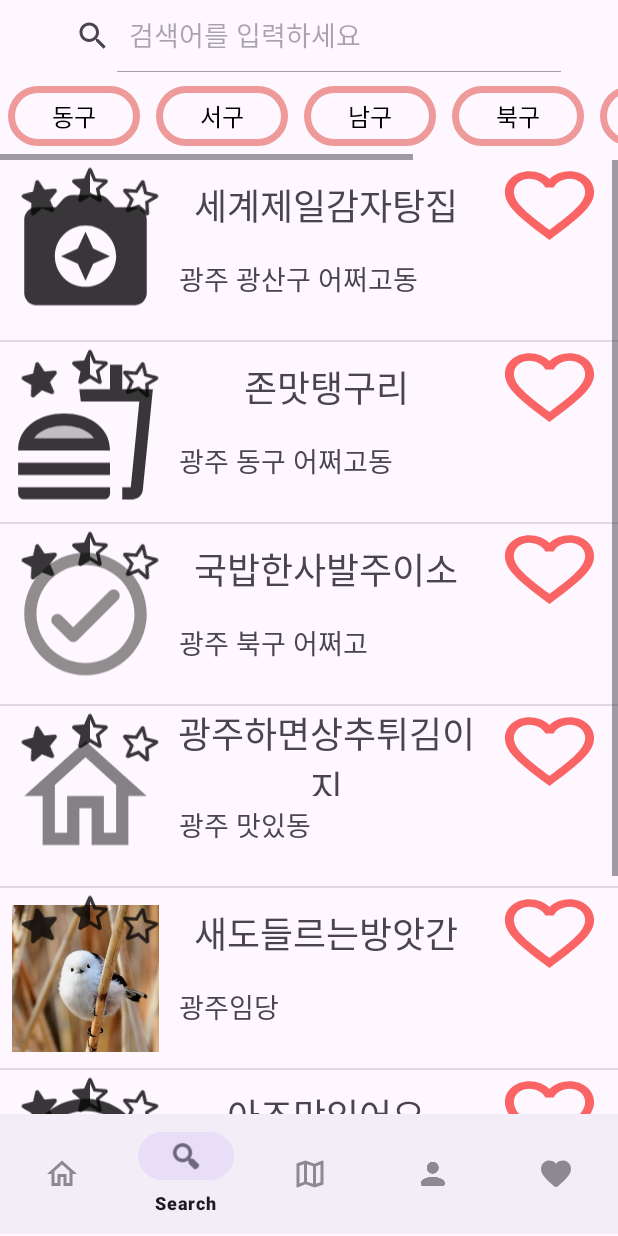
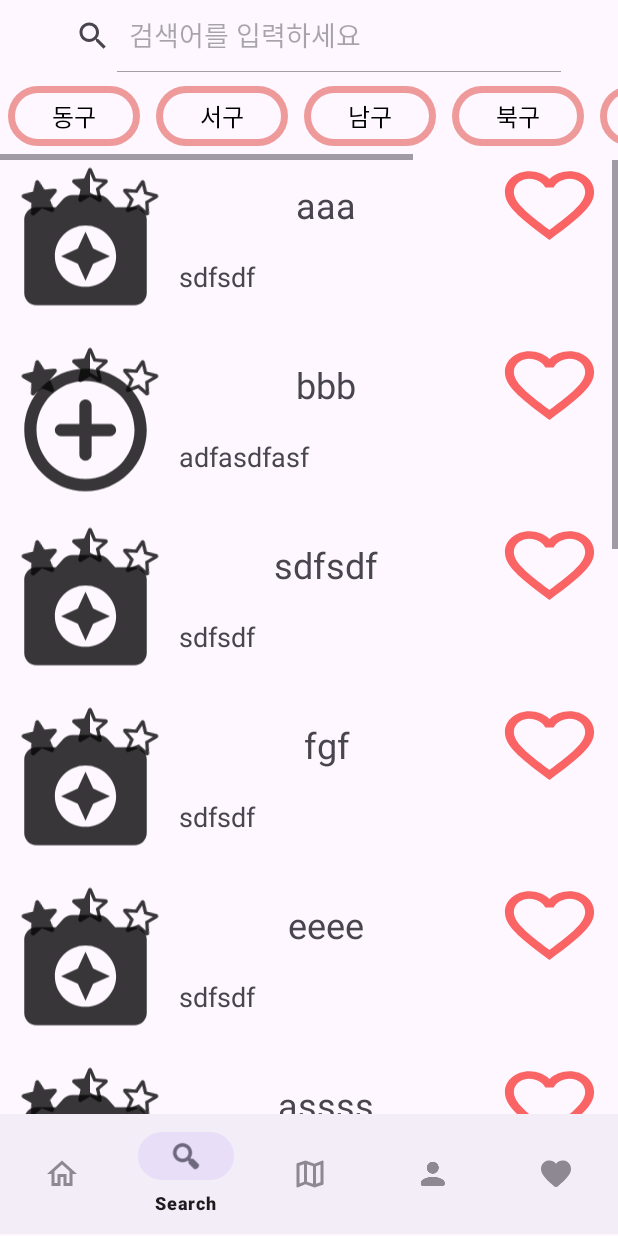
Before and after one commit to HirosiUko/WeSeek.App, an Android app: the screen it shows after launch (MainActivity), item 2 of the bottom bar chosen, on a phone screen of 412 x 824 dp. Run offline under Robolectric (Android 15) with nearby library versions, the phone set to English and light mode, and no system bars; our stand-ins replace Volley.

Commit message:
page2 -> 리스트뷰에서 리사이클러뷰로 변경 서치뷰 적용 (제목, 주소 검색 가능)

```diff
--- a/app/src/main/java/com/weseekapp/Page2Activity.java
+++ b/app/src/main/java/com/weseekapp/Page2Activity.java
@@ -2,101 +2,110 @@ package com.weseekapp;
 
 import android.content.Context;
 import android.os.Bundle;
+import android.text.TextUtils;
 import android.view.LayoutInflater;
 import android.view.View;
 import android.view.ViewGroup;
 import android.view.animation.Animation;
 import android.view.animation.BounceInterpolator;
 import android.view.animation.ScaleAnimation;
+import android.widget.AdapterView;
+import android.widget.ArrayAdapter;
 import android.widget.CompoundButton;
 import android.widget.ListView;
+import android.widget.SearchView;
 import android.widget.Toast;
 
 import androidx.annotation.NonNull;
 import androidx.annotation.Nullable;
+
 import androidx.core.content.ContextCompat;
 import androidx.fragment.app.Fragment;
 import androidx.recyclerview.widget.LinearLayoutManager;
 import androidx.recyclerview.widget.RecyclerView;
 
 import java.util.ArrayList;
+import java.util.List;
 
 public class Page2Activity extends Fragment {
 
-    private ListView page_listView;
-    private page2Adapter adapter = new page2Adapter();
 
-    private ScaleAnimation scaleAnimation;
-    private BounceInterpolator bounceInterpolator;
-    private CompoundButton button_favoite_page2;
+    private RecyclerView page2_recyclerView;
+    private Page2Adapter page2Adapter;
+    private SearchView searchView_page2;
 
-
-
+    private ArrayList<Page2VO> arrayList;
 
     @Nullable
     @Override
     public View onCreateView(@NonNull LayoutInflater inflater, @Nullable ViewGroup container, @Nullable Bundle savedInstanceState) {
         View view = inflater.inflate(R.layout.page2, container, false);
 
+        searchView_page2 = (SearchView) view.findViewById(R.id.searchView_page2);
+        searchView_page2.clearFocus();
+
+        searchView_page2.setOnQueryTextListener(new SearchView.OnQueryTextListener() {
+            @Override
+            public boolean onQueryTextSubmit(String query) {
+                return false;
+            }
+
+            @Override
+            public boolean onQueryTextChange(String newText) {
+                filterList(newText);
+                return true;
+            }
+        });
 
 
+        page2_recyclerView = (RecyclerView) view.findViewById(R.id.page2_recyclerView);
+        page2_recyclerView.setLayoutManager(new LinearLayoutManager(getActivity().getApplicationContext(),
+                RecyclerView.VERTICAL, false));
 
 
+        arrayList = new ArrayList<>();
+        page2Adapter = new Page2Adapter();
 
+        page2Adapter.addItem(new Page2VO(R.drawable.ic_action_camera,"aaa","sdfsdf"));
+        page2Adapter.addItem(new Page2VO(R.drawable.ic_action_detail,"bbb","adfasdfasf"));
+        page2Adapter.addItem(new Page2VO(R.drawable.ic_action_camera,"sdfsdf","sdfsdf"));
+        page2Adapter.addItem(new Page2VO(R.drawable.ic_action_camera,"fgf","sdfsdf"));
+        page2Adapter.addItem(new Page2VO(R.drawable.ic_action_camera,"eeee","sdfsdf"));
+        page2Adapter.addItem(new Page2VO(R.drawable.ic_action_camera,"assss","sdfsdf"));
+        page2Adapter.addItem(new Page2VO(R.drawable.ic_action_camera,"ww","sdfsdf"));
+        page2Adapter.addItem(new Page2VO(R.drawable.ic_action_camera,"yyyyy","sdfsdf"));
+        page2Adapter.addItem(new Page2VO(R.drawable.ic_action_camera,"nnnnn","sdfsdf"));
+        page2Adapter.addItem(new Page2VO(R.drawable.ic_action_camera,"111","sdfsdf"));
+        page2Adapter.addItem(new Page2VO(R.drawable.ic_action_camera,"aaaaaa","sdfsdf"));
+        page2Adapter.addItem(new Page2VO(R.drawable.ic_action_camera,"pppppp","sdfsdf"));
+        page2Adapter.addItem(new Page2VO(R.drawable.ic_action_camera,"jjjjj","sdfsdf"));
 
-        page_listView = (ListView) view.findViewById(R.id.page2_listView);
-        adapter.addItem(ContextCompat.getDrawable(getActivity(), R.drawable.ic_action_camera), "세계제일감자탕집",
-                "광주 광산구 어쩌고동");
-        adapter.addItem(ContextCompat.getDrawable(getActivity(), R.drawable.ic_action_food),"존맛탱구리","광주 동구 어쩌고동");
-        adapter.addItem(ContextCompat.getDrawable(getActivity(), R.drawable.ic_action_joinin), "국밥한사발주이소","광주 북구 어쩌고");
-        adapter.addItem(ContextCompat.getDrawable(getActivity(), R.drawable.ic_action_home), "광주하면상추튀김이지","광주 맛있동");
-        adapter.addItem(ContextCompat.getDrawable(getActivity(), R.drawable.bird001),"새도들르는방앗간","광주임당");
-        adapter.addItem(ContextCompat.getDrawable(getActivity(), R.drawable.ic_action_detail), "아조맛있어요","광주어쩌고저쩌고힘들다야");
-        adapter.addItem(ContextCompat.getDrawable(getActivity(), R.drawable.ic_action_camera), "힝구","광주 북구 맛있다리");
+        for (int i = 0; i < page2Adapter.getItemCount(); i++){
+            arrayList.add(page2Adapter.getItem(i));
+        }
 
-
-//        scaleAnimation = new ScaleAnimation(0.7f, 1.0f, 0.7f, 1.0f, Animation.RELATIVE_TO_SELF,
-//                0.7f, Animation.RELATIVE_TO_SELF, 0.7f);
-//        scaleAnimation.setDuration(500);
-//        bounceInterpolator = new BounceInterpolator();
-//        scaleAnimation.setInterpolator(bounceInterpolator);
-//        button_favoite_page2 = (CompoundButton) view.findViewById(R.id.button_favorite_page2);
-//
-//        button_favoite_page2.setOnCheckedChangeListener(new CompoundButton.OnCheckedChangeListener() {
-//            @Override
-//            public void onCheckedChanged(CompoundButton compoundButton, boolean b) {
-//                compoundButton.startAnimation(scaleAnimation);
-//            }
-//        });
-
-
-//        button_favoite_page2 = (CompoundButton) view.findViewById(R.id.button_favorite_page2);
-//        button_favoite_page2.setOnClickListener(new View.OnClickListener() {
-//            @Override
-//            public void onClick(View view) {
-//                Toast.makeText(getContext(), "dsf",Toast.LENGTH_SHORT).show();
-//            }
-//        });
-
-
-
-        adapter.notifyDataSetChanged();
-        page_listView.setAdapter(adapter);
-
-
-
-
-
-
-
-
-
+        page2_recyclerView.setAdapter(page2Adapter);
 
 
 
 
 
         return view;
+    }
 
+    private void filterList(String text) {
+        ArrayList<Page2VO> filteredList = new ArrayList<>();
+        for (Page2VO vo : arrayList){
+            if (vo.getVo_store_id().toLowerCase().contains(text.toLowerCase()) || vo.getVo_store_addr().toLowerCase().contains(text.toLowerCase())){
+                filteredList.add(vo);
+            }
+        }
+        if (filteredList.isEmpty()){
+            Toast.makeText(getActivity().getApplicationContext(),"no data", Toast.LENGTH_SHORT).show();
+        } else {
+            page2Adapter.setFilteredList(filteredList);
+        }
     }
+
+
 }
--- /dev/null
+++ b/app/src/main/java/com/weseekapp/Page2Adapter.java
@@ -0,0 +1,137 @@
+package com.weseekapp;
+
+import android.content.Context;
+import android.graphics.drawable.Drawable;
+import android.view.LayoutInflater;
+import android.view.View;
+import android.view.ViewGroup;
+import android.widget.Adapter;
+import android.widget.BaseAdapter;
+import android.widget.CompoundButton;
+import android.widget.Filter;
+import android.widget.Filterable;
+import android.widget.ImageView;
+import android.widget.TextView;
+
+import androidx.annotation.NonNull;
+import androidx.recyclerview.widget.RecyclerView;
+
+import java.util.ArrayList;
+import java.util.List;
+import java.util.Locale;
+
+public class Page2Adapter extends RecyclerView.Adapter<ViewHolder>{
+
+
+
+    public interface OnItemClickListener {
+        void onItemClick(int pos);
+    }
+
+    private OnItemClickListener onItemClickListener = null;
+
+    public void setOnItemClickListener(OnItemClickListener listener){
+        this.onItemClickListener = listener;
+    }
+
+    public interface OnLongItemClickListener {
+        void onLongItemClick(int pos);
+    }
+
+    private OnLongItemClickListener onLongItemClickListener = null;
+
+    public void setOnLongItemClickListener(OnLongItemClickListener listener){
+        this.onLongItemClickListener = listener;
+    }
+
+
+    private ArrayList<Page2VO> arrayList;
+    public Page2Adapter(){
+        arrayList = new ArrayList<>();
+    }
+
+    public void setFilteredList(ArrayList<Page2VO> filteredList){
+        this.arrayList = filteredList;
+        notifyDataSetChanged();
+    }
+
+
+
+    @NonNull
+    @Override
+    public ViewHolder onCreateViewHolder(@NonNull ViewGroup parent, int viewType) {
+        Context context = parent.getContext();
+        LayoutInflater inflater = (LayoutInflater) context.getSystemService(Context.LAYOUT_INFLATER_SERVICE);
+
+        View view = inflater.inflate(R.layout.page2_second, parent, false);
+
+        ViewHolder viewHolder = new ViewHolder(context, view);
+
+
+
+
+        return viewHolder;
+    }
+
+
+
+    @Override
+    public void onBindViewHolder(@NonNull ViewHolder holder, int position) {
+        Page2VO vo = arrayList.get(position);
+
+        holder.page2_tv_name.setText(vo.vo_store_id);
+        holder.page2_tv_addr.setText(vo.vo_store_addr);
+        holder.page2_img_store.setImageResource(vo.vo_store_pic);
+
+
+
+    }
+
+    @Override
+    public int getItemCount() {
+        return arrayList.size();
+    }
+
+    public void addItem(Page2VO vo){
+        arrayList.add(vo);
+    }
+
+    public void setItem(ArrayList<Page2VO> arrayList){
+        this.arrayList = arrayList;
+    }
+
+    public Page2VO getItem(int position){
+        return arrayList.get(position);
+    }
+
+    public void setItem(int position, Page2VO vo){
+        arrayList.set(position, vo);
+    }
+
+
+//    public void filter(String text){
+//        if (text.isEmpty()){
+//            arrayList.clear();
+//            arrayList.addAll(arrayList);
+//        } else {
+//            ArrayList<Page2VO> result = new ArrayList<>();
+//            text = text.toLowerCase();
+//            for (Page2VO vo: arrayList){
+//                if (vo.vo_store_id.toLowerCase().contains(text) || vo.vo_store_addr.toLowerCase().contains(text)){
+//                    arrayList.add(vo);
+//                }
+//            }
+//            arrayList.clear();
+//            arrayList.addAll(result);
+//        }
+//        notifyDataSetChanged();
+//    }
+
+    public void filterList(ArrayList<Page2VO> filteredList){
+        arrayList = filteredList;
+        notifyDataSetChanged();
+
+    }
+
+
+}
--- /dev/null
+++ b/app/src/main/java/com/weseekapp/Page2VO.java
@@ -0,0 +1,40 @@
+package com.weseekapp;
+
+import android.graphics.drawable.Drawable;
+import android.widget.CompoundButton;
+
+public class Page2VO {
+    int vo_store_pic;
+    String vo_store_id;
+    String vo_store_addr;
+
+    public Page2VO(int vo_store_pic, String vo_store_id, String vo_store_addr) {
+        this.vo_store_pic = vo_store_pic;
+        this.vo_store_id = vo_store_id;
+        this.vo_store_addr = vo_store_addr;
+    }
+
+    public int getVo_store_pic() {
+        return vo_store_pic;
+    }
+
+    public void setVo_store_pic(int vo_store_pic) {
+        this.vo_store_pic = vo_store_pic;
+    }
+
+    public String getVo_store_id() {
+        return vo_store_id;
+    }
+
+    public void setVo_store_id(String vo_store_id) {
+        this.vo_store_id = vo_store_id;
+    }
+
+    public String getVo_store_addr() {
+        return vo_store_addr;
+    }
+
+    public void setVo_store_addr(String vo_store_addr) {
+        this.vo_store_addr = vo_store_addr;
+    }
+}
--- a/app/src/main/java/com/weseekapp/PageDetail.java
+++ b/app/src/main/java/com/weseekapp/PageDetail.java
@@ -26,6 +26,7 @@ public class PageDetail extends AppCompatActivity {
     private BounceInterpolator bounceInterpolator;
     private CompoundButton button_favorite;
 
+    Page2VO selected_store;
     @Override
     protected void onCreate(Bundle savedInstanceState) {
         super.onCreate(savedInstanceState);
@@ -45,7 +46,6 @@ public class PageDetail extends AppCompatActivity {
                 compoundButton.startAnimation(scaleAnimation);
             }
         });
-
 
         detail_frag1 = new Detail_Frag1();
         detail_frag2 = new Detail_Frag2();
@@ -75,4 +75,6 @@ public class PageDetail extends AppCompatActivity {
 
 
     }
+
+
 }
--- /dev/null
+++ b/app/src/main/java/com/weseekapp/ViewHolder.java
@@ -0,0 +1,38 @@
+package com.weseekapp;
+
+import android.content.Context;
+import android.view.View;
+import android.widget.ImageView;
+import android.widget.TextView;
+import android.widget.Toast;
+
+import androidx.annotation.NonNull;
+import androidx.recyclerview.widget.RecyclerView;
+
+public class ViewHolder extends RecyclerView.ViewHolder{
+
+    public TextView page2_tv_name;
+    public TextView page2_tv_addr;
+    public ImageView page2_img_store;
+
+    public ViewHolder(Context context, @NonNull View itemView) {
+        super(itemView);
+
+
+        page2_tv_name = itemView.findViewById(R.id.page2_tv_name);
+        page2_tv_addr = itemView.findViewById(R.id.page2_tv_addr);
+        page2_img_store = itemView.findViewById(R.id.page2_img_store);
+
+        page2_tv_name.setOnClickListener(new View.OnClickListener() {
+            @Override
+            public void onClick(View view) {
+                String strText = page2_tv_name.getText().toString();
+                Toast.makeText(itemView.getContext(), strText, Toast.LENGTH_SHORT).show();
+            }
+        });
+
+
+
+
+    }
+}
--- a/app/src/main/java/com/weseekapp/page2Adapter.java
+++ /dev/null
@@ -1,65 +0,0 @@
-package com.weseekapp;
-
-import android.content.Context;
-import android.graphics.drawable.Drawable;
-import android.view.LayoutInflater;
-import android.view.View;
-import android.view.ViewGroup;
-import android.widget.BaseAdapter;
-import android.widget.CompoundButton;
-import android.widget.ImageView;
-import android.widget.TextView;
-
-import androidx.annotation.NonNull;
-import androidx.recyclerview.widget.RecyclerView;
-
-import java.util.ArrayList;
-
-public class page2Adapter extends BaseAdapter{
-
-    private ArrayList<page2VO> items = new ArrayList<>();
-
-    @Override
-    public int getCount() {
-        return items.size();
-
-    }
-
-    @Override
-    public Object getItem(int i) {
-        return items.get(i);
-    }
-
-    @Override
-    public long getItemId(int i) {
-        return i;
-    }
-
-    @Override
-    public View getView(int i, View view, ViewGroup viewGroup) {
-
-        Context context = viewGroup.getContext();
-        if (view == null){
-            LayoutInflater inflater = (LayoutInflater) context.getSystemService(Context.LAYOUT_INFLATER_SERVICE);
-            view = inflater.inflate(R.layout.page2_second, viewGroup, false);
-        }
-
-        page2VO vo = items.get(i);
-        ImageView page2_img_store = view.findViewById(R.id.page2_img_store);
-        TextView page2_tv_name = view.findViewById(R.id.page2_tv_name);
-        TextView page2_tv_addr = view.findViewById(R.id.page2_tv_addr);
-
-        page2_img_store.setImageDrawable(vo.getPage2_store_pic());
-        page2_tv_name.setText(vo.getPage2_store_name());
-        page2_tv_addr.setText(vo.getPage2_store_addr());
-
-        return view;
-
-    }
-    public void addItem(Drawable page2_store_pic, String page2_store_name, String page2_store_addr){
-        page2VO vo = new page2VO(page2_store_pic, page2_store_name, page2_store_addr);
-        items.add(vo);
-    }
-
-
-}
--- a/app/src/main/java/com/weseekapp/page2VO.java
+++ /dev/null
@@ -1,44 +0,0 @@
-package com.weseekapp;
-
-import android.graphics.drawable.Drawable;
-import android.widget.CompoundButton;
-
-public class page2VO {
-
-    private Drawable page2_store_pic;
-    private String page2_store_name;
-    private String page2_store_addr;
-
-
-    public page2VO(Drawable page2_store_pic, String page2_store_name, String page2_store_addr) {
-        this.page2_store_pic = page2_store_pic;
-        this.page2_store_name = page2_store_name;
-        this.page2_store_addr = page2_store_addr;
-
-    }
-
-    public Drawable getPage2_store_pic() {
-        return page2_store_pic;
-    }
-
-    public void setPage2_store_pic(Drawable page2_store_pic) {
-        this.page2_store_pic = page2_store_pic;
-    }
-
-    public String getPage2_store_name() {
-        return page2_store_name;
-    }
-
-    public void setPage2_store_name(String page2_store_name) {
-        this.page2_store_name = page2_store_name;
-    }
-
-    public String getPage2_store_addr() {
-        return page2_store_addr;
-    }
-
-    public void setPage2_store_addr(String page2_store_addr) {
-        this.page2_store_addr = page2_store_addr;
-    }
-
-}
--- a/app/src/main/res/layout/activity_page_detail.xml
+++ b/app/src/main/res/layout/activity_page_detail.xml
@@ -20,7 +20,7 @@
             android:paddingRight="10dp">
 
             <TextView
-                android:id="@+id/textView43"
+                android:id="@+id/store_detail_name"
                 android:layout_width="match_parent"
                 android:layout_height="80dp"
                 android:gravity="center"
--- a/app/src/main/res/layout/page2.xml
+++ b/app/src/main/res/layout/page2.xml
@@ -1,9 +1,10 @@
 <?xml version="1.0" encoding="utf-8"?>
 <LinearLayout xmlns:android="http://schemas.android.com/apk/res/android"
     xmlns:tools="http://schemas.android.com/tools"
+
     android:layout_width="match_parent"
     android:layout_height="match_parent"
-    android:orientation="vertical" >
+    android:orientation="vertical">
 
     <LinearLayout
         android:layout_width="match_parent"
@@ -13,6 +14,7 @@
         android:paddingRight="30dp">
 
         <SearchView
+            android:id="@+id/searchView_page2"
             android:layout_width="match_parent"
             android:layout_height="match_parent"
             android:iconifiedByDefault="false"
@@ -36,10 +38,9 @@
         android:layout_height="match_parent"
         android:orientation="vertical">
 
-        <ListView
-            android:id="@+id/page2_listView"
+        <include
+            layout="@layout/page2_recycler_view_layout"
             android:layout_width="match_parent"
-            android:layout_height="match_parent"
-            tools:listitem="@layout/page2_second" />
+            android:layout_height="wrap_content" />
     </LinearLayout>
 </LinearLayout>
--- /dev/null
+++ b/app/src/main/res/layout/page2_recycler_view_layout.xml
@@ -0,0 +1,16 @@
+<?xml version="1.0" encoding="utf-8"?>
+<LinearLayout xmlns:android="http://schemas.android.com/apk/res/android"
+    xmlns:tools="http://schemas.android.com/tools"
+    android:layout_width="match_parent"
+    android:layout_height="match_parent"
+    android:orientation="vertical">
+
+    <androidx.recyclerview.widget.RecyclerView
+        android:id="@+id/page2_recyclerView"
+        android:layout_width="match_parent"
+        android:layout_height="match_parent"
+        tools:listitem="@layout/page2_second"
+        android:scrollbars="vertical"
+        android:scrollbarFadeDuration="0"/>
+
+</LinearLayout>
--- a/app/src/main/res/layout/page2_second.xml
+++ b/app/src/main/res/layout/page2_second.xml
@@ -55,6 +55,7 @@
                             android:layout_height="match_parent"
                             android:layout_weight="1"
                             android:gravity="center"
+                            android:text="aaa"
                             android:textSize="24sp" />
                     </LinearLayout>
 
```
Also changed, not shown: app/src/main/res/drawable-anydpi/ic_search.xml (added, +11 -0 lines), app/src/main/res/drawable-hdpi/ic_search.png (added), app/src/main/res/drawable-mdpi/ic_search.png (added), app/src/main/res/drawable-xhdpi/ic_search.png (added), app/src/main/res/drawable-xxhdpi/ic_search.png (added).
